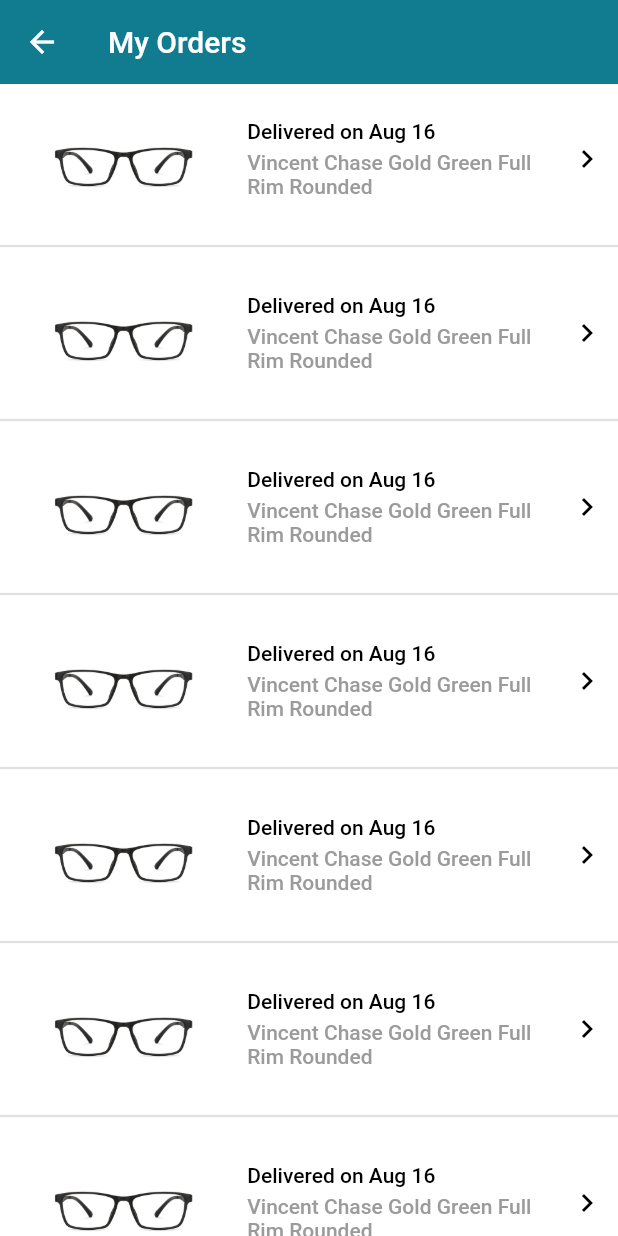
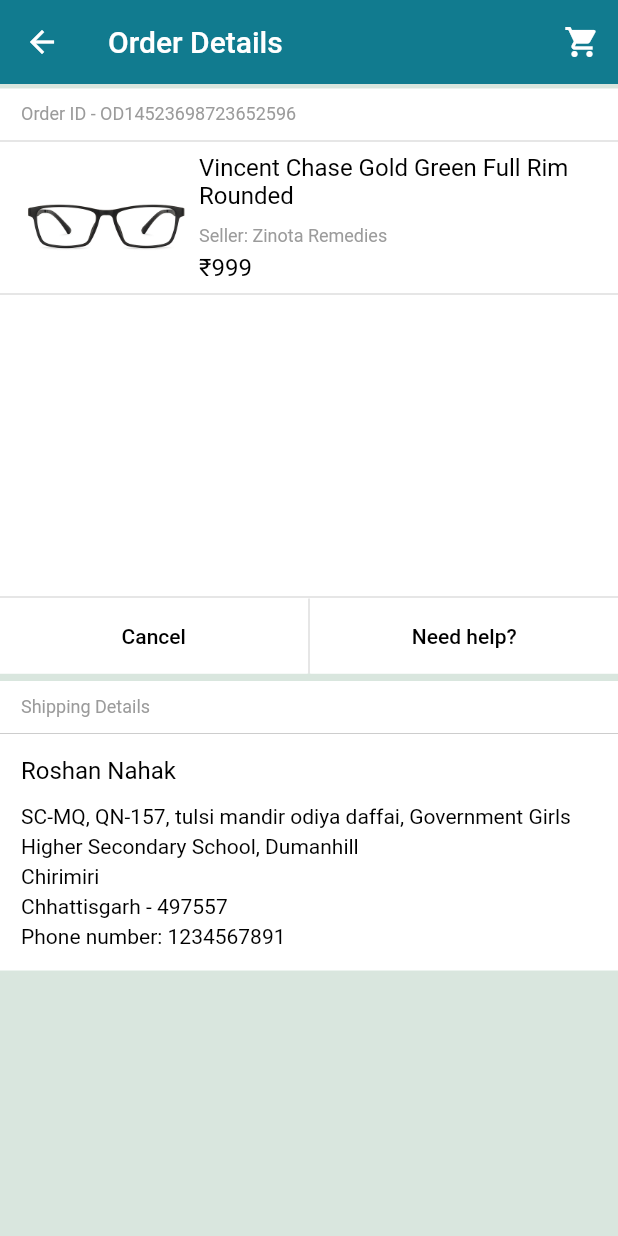
Before and after one commit to ybrut-software/zinotalens, a Flutter app: the MyOrderPage screen opened directly, after a tap on "Delivered on Aug 16", on a phone screen of 412 x 824 dp. Run offline on Flutter 3.47's test engine with Material 2 defaults, Android fonts, the phone set to English and light mode, and no system bars; our stand-ins replace carousel_slider, flutter_screenutil.

Commit message:
order detail page

```diff
--- a/lib/pages/login_page.dart
+++ b/lib/pages/login_page.dart
@@ -64,7 +64,7 @@ class _LoginPageState extends State<LoginPage> {
               Padding(
                 padding: EdgeInsets.symmetric(horizontal: 14),
                 child: TextFormField(
-                  keyboardType: TextInputType.text,
+                  keyboardType: TextInputType.number,
                   cursorColor: Colors.skyBlue,
                   decoration: InputDecoration(
                     labelText: "Enter mobile number",
--- /dev/null
+++ b/lib/pages/order_details_page.dart
@@ -0,0 +1,194 @@
+import 'package:flutter/material.dart' hide Colors;
+import 'package:zinotalens/utils/images.dart';
+
+import '../utils/colors.dart';
+
+class OrderDetailsPage extends StatefulWidget {
+  OrderDetailsPage({Key? key}) : super(key: key);
+
+  @override
+  State<OrderDetailsPage> createState() => _OrderDetailsPageState();
+}
+
+class _OrderDetailsPageState extends State<OrderDetailsPage> {
+  @override
+  Widget build(BuildContext context) {
+    return Scaffold(
+      backgroundColor: Colors.backgroundColor,
+      appBar: AppBar(
+        backgroundColor: Colors.skyBlue,
+        shadowColor: Colors.transparent,
+        iconTheme: IconThemeData(color: Colors.white),
+        title: Text("Order Details"),
+        actions: [
+          IconButton(
+            onPressed: () {},
+            icon: Icon(Icons.shopping_cart),
+            splashRadius: 20,
+          ),
+        ],
+      ),
+      body: ListView(padding: EdgeInsets.only(top: 3, bottom: 20), children: [
+        //order tracking section
+        Container(
+          decoration: BoxDecoration(color: Colors.white),
+          child: Column(
+            mainAxisSize: MainAxisSize.min,
+            crossAxisAlignment: CrossAxisAlignment.start,
+            children: [
+              Padding(
+                padding: EdgeInsets.symmetric(vertical: 10, horizontal: 14),
+                child: Text(
+                  "Order ID - OD14523698723652596",
+                  style: TextStyle(color: Colors.gray, fontSize: 12),
+                ),
+              ),
+              Divider(color: Colors.gray.withOpacity(0.5), height: 2),
+              Container(
+                padding: EdgeInsets.symmetric(vertical: 5, horizontal: 14),
+                decoration: BoxDecoration(color: Colors.white),
+                child: Row(children: [
+                  Expanded(
+                      flex: 3,
+                      child: Container(
+                          height: 90,
+                          width: 90,
+                          child: Image.asset(
+                            frontFrame,
+                            fit: BoxFit.cover,
+                          ))),
+                  SizedBox(width: 5),
+                  Expanded(
+                      flex: 7,
+                      child: Column(
+                        crossAxisAlignment: CrossAxisAlignment.start,
+                        children: [
+                          Text(
+                            "Vincent Chase Gold Green Full Rim Rounded",
+                            maxLines: 2,
+                            overflow: TextOverflow.ellipsis,
+                            style: TextStyle(color: Colors.black, fontSize: 16),
+                          ),
+                          SizedBox(height: 10),
+                          Text(
+                            "Seller: Zinota Remedies",
+                            overflow: TextOverflow.ellipsis,
+                            style: TextStyle(color: Colors.gray, fontSize: 12),
+                          ),
+                          SizedBox(height: 5),
+                          Text(
+                            "₹999",
+                            style: TextStyle(color: Colors.black, fontSize: 16),
+                          ),
+                        ],
+                      ))
+                ]),
+              ),
+              Divider(color: Colors.gray.withOpacity(0.5), height: 2),
+              Container(
+                height: 200,
+                decoration: BoxDecoration(color: Colors.white),
+              ),
+              Divider(color: Colors.gray.withOpacity(0.5), height: 2),
+              Container(
+                height: 50,
+                child: Row(
+                  children: [
+                    Expanded(
+                        child: Container(
+                      height: 50,
+                      child: ElevatedButton(
+                        onPressed: () {},
+                        child: Text(
+                          "Cancel",
+                          style: TextStyle(color: Colors.black),
+                        ),
+                        style: ButtonStyle(
+                            overlayColor: MaterialStateProperty.all(
+                                Colors.gray.withOpacity(0.2)),
+                            shape: MaterialStateProperty.all(
+                                RoundedRectangleBorder(
+                                    borderRadius: BorderRadius.circular(0))),
+                            backgroundColor:
+                                MaterialStateProperty.all(Colors.white),
+                            shadowColor:
+                                MaterialStateProperty.all(Colors.transparent)),
+                      ),
+                    )),
+                    VerticalDivider(
+                      color: Colors.gray.withOpacity(0.5),
+                      width: 2,
+                    ),
+                    Expanded(
+                        child: Container(
+                      height: 50,
+                      child: ElevatedButton(
+                        onPressed: () {},
+                        child: Text(
+                          "Need help?",
+                          style: TextStyle(color: Colors.black),
+                        ),
+                        style: ButtonStyle(
+                            overlayColor: MaterialStateProperty.all(
+                                Colors.gray.withOpacity(0.2)),
+                            shape: MaterialStateProperty.all(
+                                RoundedRectangleBorder(
+                                    borderRadius: BorderRadius.circular(0))),
+                            backgroundColor:
+                                MaterialStateProperty.all(Colors.white),
+                            shadowColor:
+                                MaterialStateProperty.all(Colors.transparent)),
+                      ),
+                    ))
+                  ],
+                ),
+              )
+            ],
+          ),
+        ),
+        SizedBox(height: 5),
+
+        //shipping details section
+        Container(
+          decoration: BoxDecoration(color: Colors.white),
+          child: Column(
+            crossAxisAlignment: CrossAxisAlignment.start,
+            children: [
+              Padding(
+                padding: EdgeInsets.symmetric(vertical: 10, horizontal: 14),
+                child: Text(
+                  "Shipping Details",
+                  style: TextStyle(color: Colors.gray, fontSize: 12),
+                ),
+              ),
+              Divider(color: Colors.gray.withOpacity(0.5), height: 2),
+              Container(
+                padding: EdgeInsets.symmetric(vertical: 14, horizontal: 14),
+                child: Column(
+                  crossAxisAlignment: CrossAxisAlignment.start,
+                  children: [
+                    Text(
+                      "Roshan Nahak",
+                      style: TextStyle(color: Colors.black, fontSize: 16),
+                    ),
+                    SizedBox(height: 10),
+                    Text(
+                      "SC-MQ, QN-157, tulsi mandir odiya daffai, Government Girls Higher Secondary School, Dumanhill",
+                      style: addressTextStyle(),
+                    ),
+                    Text("Chirimiri", style: addressTextStyle()),
+                    Text("Chhattisgarh - 497557", style: addressTextStyle()),
+                    Text("Phone number: 1234567891", style: addressTextStyle())
+                  ],
+                ),
+              )
+            ],
+          ),
+        )
+      ]),
+    );
+  }
+
+  TextStyle addressTextStyle() =>
+      TextStyle(fontSize: 14, color: Colors.black, height: 1.4);
+}
--- a/lib/widgets/order_item_viewholder.dart
+++ b/lib/widgets/order_item_viewholder.dart
@@ -1,10 +1,12 @@
 import 'package:flutter/material.dart' hide Colors;
+import 'package:zinotalens/pages/order_details_page.dart';
 
 import '../utils/colors.dart';
 import '../utils/images.dart';
 
 Widget OrderItemViewholder(BuildContext context) => ElevatedButton(
-      onPressed: () {},
+      onPressed: () => Navigator.push(
+          context, MaterialPageRoute(builder: (context) => OrderDetailsPage())),
       style: ButtonStyle(
           overlayColor: MaterialStateProperty.all(Colors.gray.withOpacity(0.1)),
           padding: MaterialStateProperty.all(EdgeInsets.zero),
```
